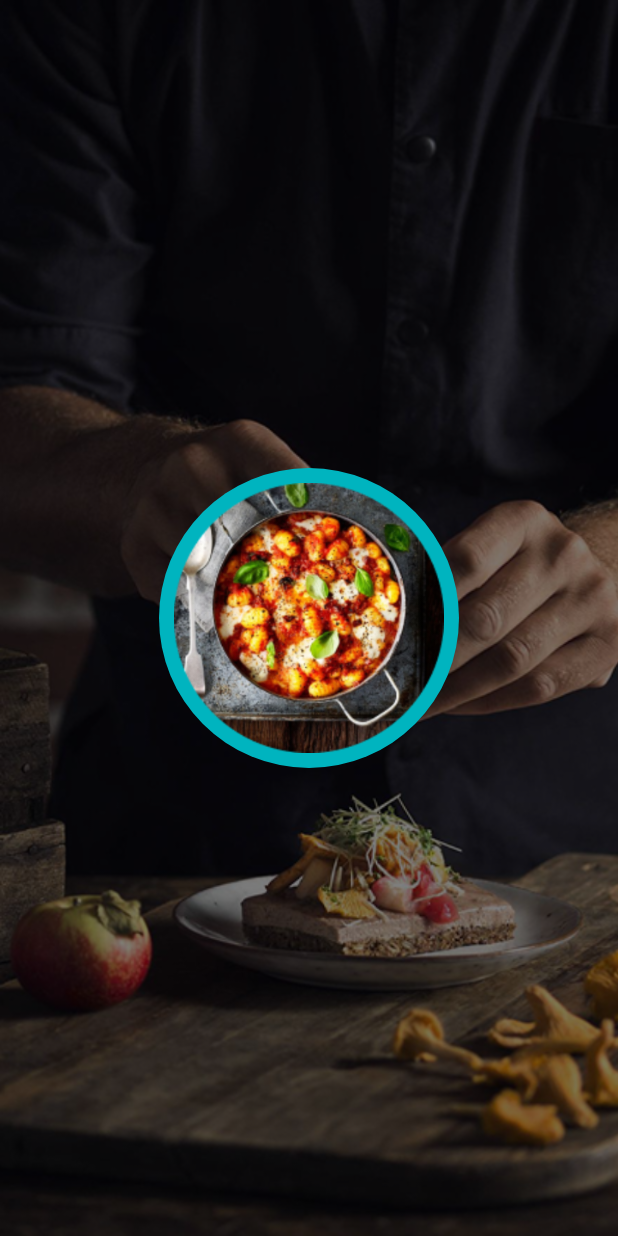
After one commit to AliEliyev/RecipeApp, an Android app built with Jetpack Compose: the composable CustomSplashScreen shown on its own in the app's theme, on a phone screen of 412 x 824 dp. The commit adds this screen. Run offline under Robolectric (Android 15) with nearby library versions, the phone set to English and light mode, and no system bars.

Commit message:
Added splash screen

```diff
--- a/app/src/main/java/com/aecoding/recipeapptest/MainActivity.kt
+++ b/app/src/main/java/com/aecoding/recipeapptest/MainActivity.kt
@@ -6,6 +6,7 @@ import androidx.activity.compose.setContent
 import androidx.compose.foundation.layout.fillMaxSize
 import androidx.compose.material3.Surface
 import androidx.compose.ui.Modifier
+import com.aecoding.recipeapptest.screen.CustomSplashScreen
 import com.aecoding.recipeapptest.screen.MainView
 import com.aecoding.recipeapptest.ui.theme.RecipeAppAttemptTheme
 
@@ -13,6 +14,7 @@ class MainActivity : ComponentActivity() {
     override fun onCreate(savedInstanceState: Bundle?) {
         super.onCreate(savedInstanceState)
         setContent {
+            CustomSplashScreen()
             RecipeAppAttemptTheme {
                 Surface(
                     modifier = Modifier.fillMaxSize()
--- a/app/src/main/java/com/aecoding/recipeapptest/navigation/Navigation.kt
+++ b/app/src/main/java/com/aecoding/recipeapptest/navigation/Navigation.kt
@@ -11,6 +11,7 @@ import androidx.navigation.compose.NavHost
 import androidx.navigation.compose.composable
 import com.aecoding.recipeapptest.screen.AddScreen
 import com.aecoding.recipeapptest.screen.CategoryScreen
+import com.aecoding.recipeapptest.screen.CustomSplashScreen
 import com.aecoding.recipeapptest.screen.FavoritesScreen
 import com.aecoding.recipeapptest.screen.HomeScreen
 import com.aecoding.recipeapptest.viewmodel.MainViewModel
@@ -32,7 +33,6 @@ fun Navigation(
         composable(Screen.LikedScreen.route) { FavoritesScreen(viewState) }
         composable(Screen.CategoryScreen.route) { CategoryScreen() }
         composable(Screen.AddScreen.route) { AddScreen() }
-
     }
 
 }
--- /dev/null
+++ b/app/src/main/java/com/aecoding/recipeapptest/screen/CustomSplashScreen.kt
@@ -0,0 +1,62 @@
+package com.aecoding.recipeapptest.screen
+
+import androidx.compose.foundation.Image
+import androidx.compose.foundation.background
+import androidx.compose.foundation.layout.Box
+import androidx.compose.foundation.layout.fillMaxSize
+import androidx.compose.foundation.layout.height
+import androidx.compose.foundation.layout.padding
+import androidx.compose.foundation.layout.width
+import androidx.compose.foundation.shape.RoundedCornerShape
+import androidx.compose.runtime.Composable
+import androidx.compose.ui.Alignment
+import androidx.compose.ui.Modifier
+import androidx.compose.ui.draw.alpha
+import androidx.compose.ui.layout.ContentScale
+import androidx.compose.ui.res.colorResource
+import androidx.compose.ui.res.painterResource
+import androidx.compose.ui.unit.dp
+import com.aecoding.recipeapptest.R
+
+
+@Composable
+fun CustomSplashScreen() {
+    Box(
+        modifier = Modifier
+            .fillMaxSize()
+    ) {
+        Image(
+            painter = painterResource(R.drawable.splash_screen_background),
+            contentDescription = "Splash background",
+            modifier = Modifier.fillMaxSize(),
+            contentScale = ContentScale.Crop
+        )
+
+        Box(
+            modifier = Modifier
+                .fillMaxSize()
+                .background(colorResource(R.color.splashBlack))
+                .alpha(0f)
+        )
+
+        Box(
+            modifier = Modifier
+                .width(200.dp)
+                .height(200.dp)
+                .background(
+                    color = colorResource(R.color.splashIconBackground),
+                    shape = RoundedCornerShape(200.dp)
+                )
+                .align(Alignment.Center)
+        ) {
+            Image(
+                modifier = Modifier
+                    .fillMaxSize()
+                    .padding(10.dp),
+                painter = painterResource(R.drawable.app_logo),
+                contentDescription = ""
+            )
+        }
+
+    }
+}
--- a/app/src/main/java/com/aecoding/recipeapptest/screen/MainView.kt
+++ b/app/src/main/java/com/aecoding/recipeapptest/screen/MainView.kt
@@ -31,12 +31,14 @@ import com.aecoding.recipeapptest.viewmodel.MainViewModel
 
 @Composable
 fun MainView() {
-
     val mealViewModel: MainViewModel = viewModel()
     val controller: NavController = rememberNavController()
     val navBackStackEntry by controller.currentBackStackEntryAsState()
     val currentRoute = navBackStackEntry?.destination?.route
 
+    if (mealViewModel.keepSplashScreen.value) {
+        CustomSplashScreen()
+    } else {
 
         val bottomBar: @Composable () -> Unit = {
             BottomNavigation(
@@ -76,3 +78,4 @@ fun MainView() {
             Navigation(mealViewModel, controller, it)
         }
     }
+}
--- a/app/src/main/java/com/aecoding/recipeapptest/viewmodel/MainViewModel.kt
+++ b/app/src/main/java/com/aecoding/recipeapptest/viewmodel/MainViewModel.kt
@@ -12,6 +12,7 @@ class MainViewModel : ViewModel() {
 
     private val _mealState = mutableStateOf(MealState())
     val mealState: State<MealState> = _mealState
+    val keepSplashScreen = mutableStateOf(true)
 
     init {
         fetchMeals()
@@ -32,8 +33,10 @@ class MainViewModel : ViewModel() {
                     error = "Error fetching categories ${e.message}"
                 )
             }
+            keepSplashScreen.value = false
         }
     }
+
 
     data class MealState(
         val loading: Boolean = true,
--- a/app/src/main/res/values/colors.xml
+++ b/app/src/main/res/values/colors.xml
@@ -7,4 +7,6 @@
     <color name="teal_700">#FF018786</color>
     <color name="black">#FF000000</color>
     <color name="white">#FFFFFFFF</color>
+    <color name="splashBlack">#80000000</color>
+    <color name="splashIconBackground">#FF00B4BF</color>
 </resources>
--- a/app/src/main/res/values/themes.xml
+++ b/app/src/main/res/values/themes.xml
@@ -1,5 +1,7 @@
 <?xml version="1.0" encoding="utf-8"?>
 <resources>
 
-    <style name="Theme.RecipeAppAttempt" parent="android:Theme.Material.Light.NoActionBar" />
+    <style name="Theme.RecipeAppAttempt" parent="android:Theme.Material.Light.NoActionBar" >
+        <item name="android:windowIsTranslucent">true</item>
+    </style>
 </resources>
--- a/gradle/libs.versions.toml
+++ b/gradle/libs.versions.toml
@@ -2,6 +2,7 @@
 agp = "8.6.1"
 coilCompose = "2.4.0"
 converterGson = "2.11.0"
+coreSplashscreen = "1.0.1"
 kotlin = "1.9.0"
 coreKtx = "1.15.0"
 junit = "4.13.2"
@@ -16,6 +17,7 @@ retrofit = "2.11.0"
 
 [libraries]
 androidx-core-ktx = { group = "androidx.core", name = "core-ktx", version.ref = "coreKtx" }
+androidx-core-splashscreen = { module = "androidx.core:core-splashscreen", version.ref = "coreSplashscreen" }
 androidx-material = { module = "androidx.compose.material:material", version.ref = "materialVersion" }
 androidx-navigation-compose = { module = "androidx.navigation:navigation-compose", version.ref = "navigationCompose" }
 coil-compose = { module = "io.coil-kt:coil-compose", version.ref = "coilCompose" }
```
Also changed, not shown: app/src/main/res/drawable/app_logo.png (added), app/src/main/res/drawable/splash_screen_background.png (added). Lines whose indentation alone changed are shown as unchanged.
